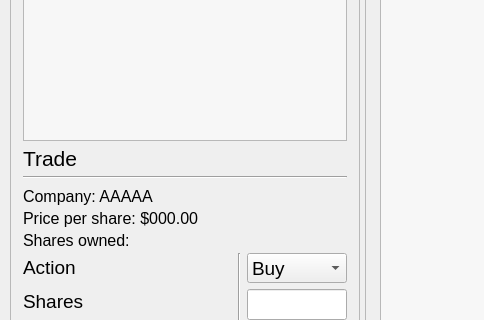
The window that UI/main.ui (welshbrad/StockFlip) describes before a commit, drawn with Qt 5; both pictures show x 0 to 484 and y 332 to 652 of the 870 by 754 pixel window.
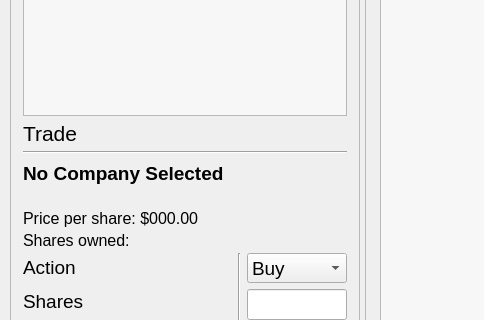
The same window after the commit. Icons and pictures are not drawn.

```diff
--- a/UI/main.ui
+++ b/UI/main.ui
@@ -392,11 +392,25 @@
             <widget class="QLabel" name="companyLabel">
              <property name="font">
               <font>
+               <pointsize>14</pointsize>
+               <weight>75</weight>
+               <bold>true</bold>
+              </font>
+             </property>
+             <property name="text">
+              <string>No Company Selected</string>
+             </property>
+            </widget>
+           </item>
+           <item>
+            <widget class="QLabel" name="companyFullNameLabel">
+             <property name="font">
+              <font>
                <pointsize>12</pointsize>
               </font>
              </property>
              <property name="text">
-              <string>Company: AAAAA</string>
+              <string/>
              </property>
             </widget>
            </item>
```
Left out of the diff: 32 changed lines with no effect on the pictures.
